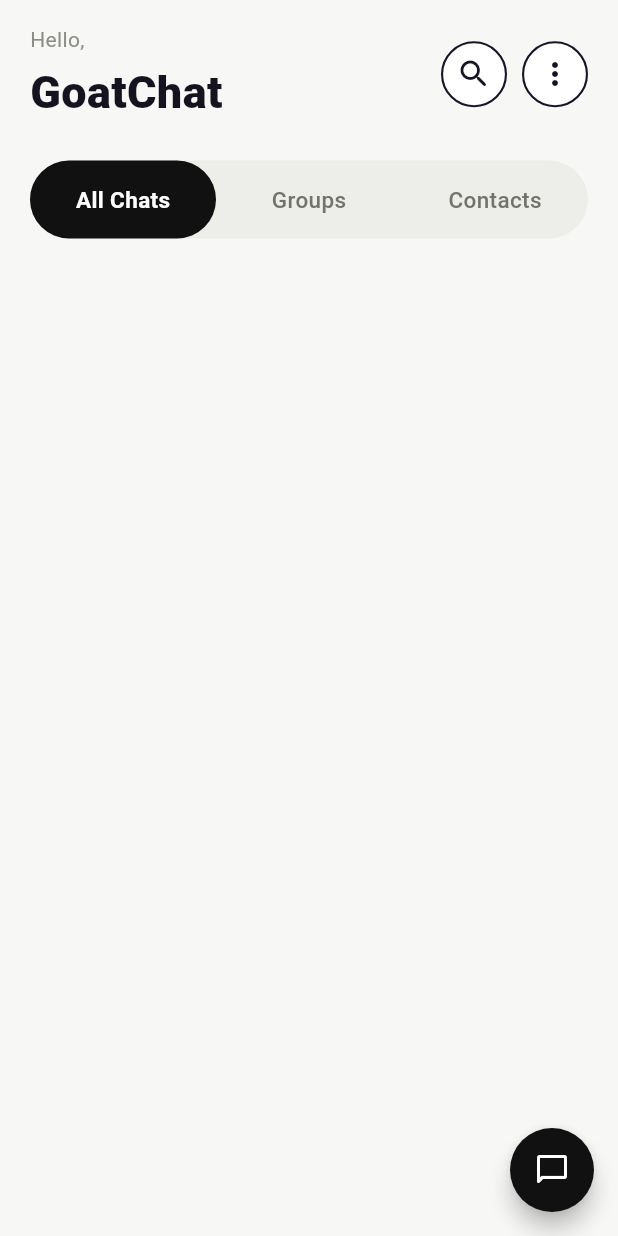
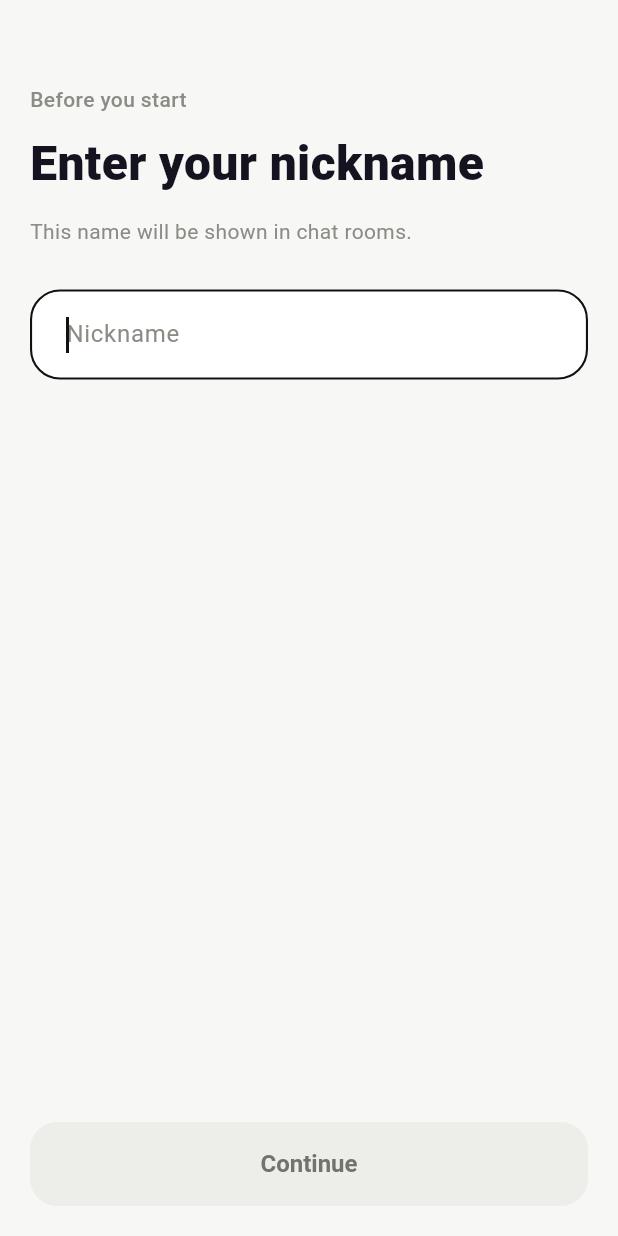
Before and after one commit to tonylee221b/GoatChat, a Flutter app: the screen it shows after launch, on a phone screen of 412 x 824 dp. Run offline on Flutter 3.47's test engine with Material 3 defaults, Android fonts, the phone set to English and light mode, and no system bars.

Commit message:
add nickname input page

```diff
--- a/client/lib/src/app.dart
+++ b/client/lib/src/app.dart
@@ -1,6 +1,6 @@
 import 'package:flutter/material.dart';
 
-import 'features/chat/presentation/chat_home_page.dart';
+import 'features/onboarding/presentation/nickname_entry_page.dart';
 import 'theme/app_theme.dart';
 
 class MyApp extends StatelessWidget {
@@ -12,7 +12,7 @@ class MyApp extends StatelessWidget {
       title: 'GoatChat',
       debugShowCheckedModeBanner: false,
       theme: AppTheme.light,
-      home: const ChatHomePage(),
+      home: const NicknameEntryPage(),
     );
   }
 }
--- a/client/lib/src/features/chat/presentation/chat_home_page.dart
+++ b/client/lib/src/features/chat/presentation/chat_home_page.dart
@@ -5,22 +5,24 @@ import 'widgets/chat_filter_tabs.dart';
 import 'widgets/chat_home_header.dart';
 
 class ChatHomePage extends StatelessWidget {
-  const ChatHomePage({super.key});
+  const ChatHomePage({required this.nickname, super.key});
+
+  final String nickname;
 
   @override
   Widget build(BuildContext context) {
     return Scaffold(
-      body: const SafeArea(
+      body: SafeArea(
         child: Padding(
-          padding: EdgeInsets.fromLTRB(20, 16, 20, 20),
+          padding: const EdgeInsets.fromLTRB(20, 16, 20, 20),
           child: Column(
             crossAxisAlignment: CrossAxisAlignment.start,
             children: [
-              ChatHomeHeader(),
-              SizedBox(height: 24),
-              ChatFilterTabs(),
-              SizedBox(height: 20),
-              Expanded(child: SizedBox()),
+              ChatHomeHeader(nickname: nickname),
+              const SizedBox(height: 24),
+              const ChatFilterTabs(),
+              const SizedBox(height: 20),
+              const Expanded(child: SizedBox()),
             ],
           ),
         ),
--- a/client/lib/src/features/chat/presentation/widgets/chat_home_header.dart
+++ b/client/lib/src/features/chat/presentation/widgets/chat_home_header.dart
@@ -4,18 +4,20 @@ import '../../../../theme/app_theme.dart';
 import 'circle_icon_button.dart';
 
 class ChatHomeHeader extends StatelessWidget {
-  const ChatHomeHeader({super.key});
+  const ChatHomeHeader({required this.nickname, super.key});
+
+  final String nickname;
 
   @override
   Widget build(BuildContext context) {
     return Row(
       children: [
-        const Expanded(
+        Expanded(
           child: Column(
             crossAxisAlignment: CrossAxisAlignment.start,
             children: [
               Text(
-                'Hello,',
+                'Hello, $nickname',
                 style: TextStyle(color: AppColors.mutedText, fontSize: 14),
               ),
               SizedBox(height: 4),
--- /dev/null
+++ b/client/lib/src/features/onboarding/presentation/nickname_entry_page.dart
@@ -0,0 +1,146 @@
+import 'package:flutter/material.dart';
+
+import '../../../theme/app_theme.dart';
+import '../../chat/presentation/chat_home_page.dart';
+
+class NicknameEntryPage extends StatefulWidget {
+  const NicknameEntryPage({super.key});
+
+  @override
+  State<NicknameEntryPage> createState() => _NicknameEntryPageState();
+}
+
+class _NicknameEntryPageState extends State<NicknameEntryPage> {
+  final TextEditingController _controller = TextEditingController();
+
+  bool get _canContinue => _controller.text.trim().length >= 2;
+
+  @override
+  void dispose() {
+    _controller.dispose();
+    super.dispose();
+  }
+
+  void _handleNicknameChanged(String _) {
+    setState(() {});
+  }
+
+  void _submit() {
+    final nickname = _controller.text.trim();
+    if (nickname.length < 2) {
+      return;
+    }
+
+    Navigator.of(context).pushReplacement(
+      MaterialPageRoute<void>(
+        builder: (_) => ChatHomePage(nickname: nickname),
+      ),
+    );
+  }
+
+  @override
+  Widget build(BuildContext context) {
+    final theme = Theme.of(context);
+
+    return Scaffold(
+      body: SafeArea(
+        child: Padding(
+          padding: const EdgeInsets.fromLTRB(20, 24, 20, 20),
+          child: Column(
+            crossAxisAlignment: CrossAxisAlignment.start,
+            children: [
+              const SizedBox(height: 32),
+              const Text(
+                'Before you start',
+                style: TextStyle(
+                  color: AppColors.mutedText,
+                  fontSize: 14,
+                  fontWeight: FontWeight.w500,
+                ),
+              ),
+              const SizedBox(height: 10),
+              const Text(
+                'Enter your nickname',
+                style: TextStyle(
+                  color: AppColors.textPrimary,
+                  fontSize: 32,
+                  fontWeight: FontWeight.w800,
+                ),
+              ),
+              const SizedBox(height: 12),
+              Text(
+                'This name will be shown in chat rooms.',
+                style: theme.textTheme.bodyMedium?.copyWith(
+                  color: AppColors.mutedText,
+                  height: 1.5,
+                ),
+              ),
+              const SizedBox(height: 28),
+              TextField(
+                controller: _controller,
+                autofocus: true,
+                textInputAction: TextInputAction.done,
+                onChanged: _handleNicknameChanged,
+                onSubmitted: (_) => _submit(),
+                decoration: InputDecoration(
+                  hintText: 'Nickname',
+                  hintStyle: const TextStyle(color: AppColors.mutedText),
+                  filled: true,
+                  fillColor: Colors.white,
+                  contentPadding: const EdgeInsets.symmetric(
+                    horizontal: 20,
+                    vertical: 18,
+                  ),
+                  border: OutlineInputBorder(
+                    borderRadius: BorderRadius.circular(20),
+                    borderSide: const BorderSide(
+                      color: AppColors.border,
+                      width: 1.2,
+                    ),
+                  ),
+                  enabledBorder: OutlineInputBorder(
+                    borderRadius: BorderRadius.circular(20),
+                    borderSide: const BorderSide(
+                      color: AppColors.border,
+                      width: 1.2,
+                    ),
+                  ),
+                  focusedBorder: OutlineInputBorder(
+                    borderRadius: BorderRadius.circular(20),
+                    borderSide: const BorderSide(
+                      color: AppColors.ink,
+                      width: 1.4,
+                    ),
+                  ),
+                ),
+              ),
+              const Spacer(),
+              SizedBox(
+                width: double.infinity,
+                height: 56,
+                child: ElevatedButton(
+                  onPressed: _canContinue ? _submit : null,
+                  style: ElevatedButton.styleFrom(
+                    backgroundColor: AppColors.ink,
+                    disabledBackgroundColor: AppColors.tabTrack,
+                    foregroundColor: Colors.white,
+                    disabledForegroundColor: AppColors.tabText,
+                    elevation: 0,
+                    shape: RoundedRectangleBorder(
+                      borderRadius: BorderRadius.circular(18),
+                    ),
+                    textStyle: const TextStyle(
+                      fontSize: 16,
+                      fontWeight: FontWeight.w700,
+                    ),
+                  ),
+                  child: const Text('Continue'),
+                ),
+              ),
+            ],
+          ),
+        ),
+      ),
+    );
+  }
+}
```
Also changed, not shown: client/pubspec.lock, 2 other files.
